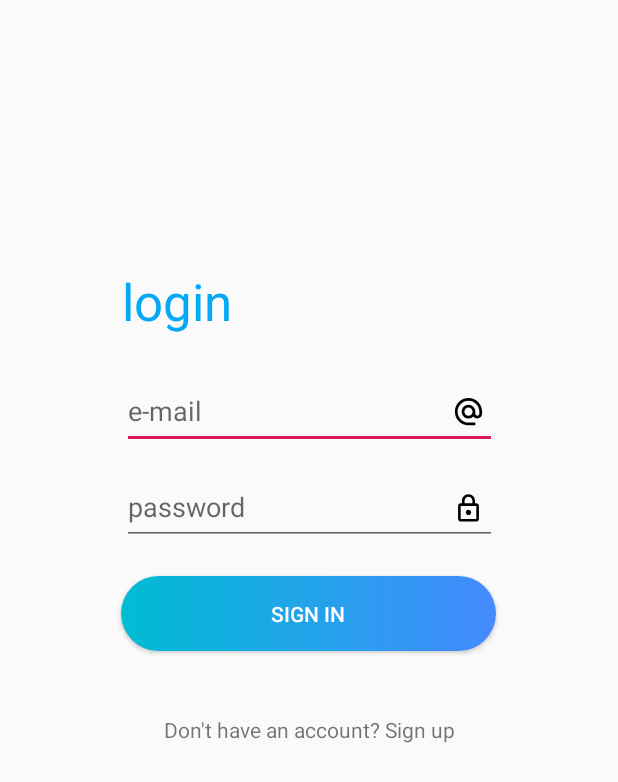
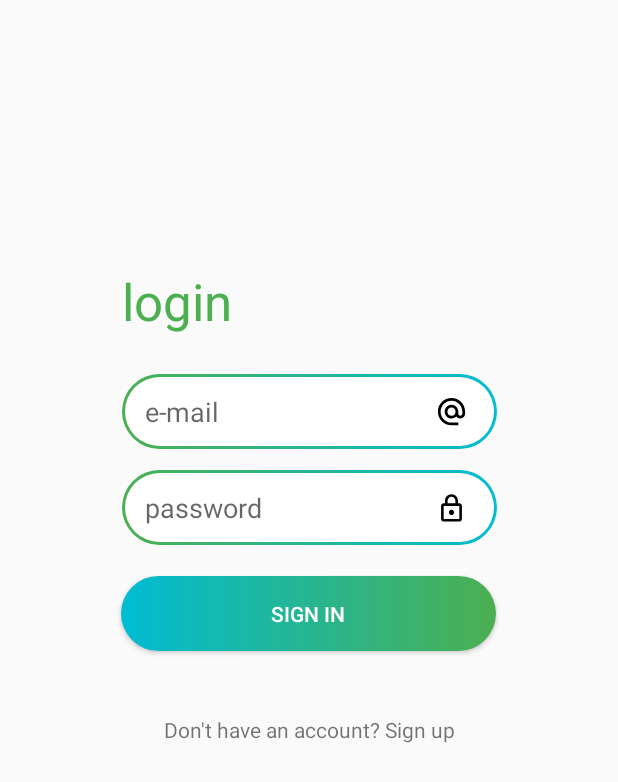
Before and after one commit to dylan-mancero/Health-and-Fitness-Android, an Android app: the LoginActivity screen opened directly, with no data from a screen before it, on a phone screen of 412 x 824 dp. Shown: the top 782 px of the screen. Run offline under Robolectric (Android 15) with nearby library versions, the phone set to English and light mode, and no system bars; our stand-ins replace Firebase (no records; nobody signed in at launch, a user with empty details on screens opened directly).

Commit message:
login and reg

```diff
--- /dev/null
+++ b/app/src/main/res/drawable/login_field_rounded_button.xml
@@ -0,0 +1,26 @@
+<layer-list xmlns:android="http://schemas.android.com/apk/res/android" >
+    <item>
+        <shape>
+            <gradient
+                android:angle="360"
+                android:startColor="#4caf50"
+                android:endColor="#00bcd4"
+                android:type="linear" />
+            <size android:width="24dp"
+                android:height="24dp"/>
+            <corners android:radius="1000dp"></corners>
+        </shape>
+    </item>
+
+    <item
+        android:bottom="2dp"
+        android:left="2dp"
+        android:right="2dp"
+        android:top="2dp">
+        <shape>
+            <corners android:radius="1000dp"></corners>
+            <solid android:color="#fff" />
+        </shape>
+    </item>
+
+</layer-list>
--- /dev/null
+++ b/app/src/main/res/drawable/login_rounded_button.xml
@@ -0,0 +1,8 @@
+<?xml version="1.0" encoding="utf-8"?>
+<shape xmlns:android="http://schemas.android.com/apk/res/android">
+<corners android:radius="1000dp"></corners>
+    <gradient android:startColor="#4caf50"
+        android:endColor="#00bcd4"
+        android:angle="180"
+        />
+</shape>
--- a/app/src/main/res/layout/activity_login.xml
+++ b/app/src/main/res/layout/activity_login.xml
@@ -12,7 +12,7 @@
         android:layout_height="wrap_content"
         android:text="login"
         android:textAppearance="@style/TextAppearance.AppCompat.Display1"
-        android:textColor="#03A9F4"
+        android:textColor="#4CAF50"
         app:layout_constraintBottom_toBottomOf="parent"
         app:layout_constraintEnd_toEndOf="parent"
         app:layout_constraintHorizontal_bias="0.24"
@@ -24,10 +24,13 @@
         android:id="@+id/editText2"
         android:layout_width="250dp"
         android:layout_height="50dp"
+        android:background="@drawable/login_field_rounded_button"
         android:drawableRight="@drawable/email"
         android:ems="10"
         android:hint="e-mail"
         android:inputType="textEmailAddress"
+        android:paddingLeft="15dp"
+        android:paddingRight="15dp"
         app:layout_constraintBottom_toBottomOf="parent"
         app:layout_constraintEnd_toEndOf="parent"
         app:layout_constraintHorizontal_bias="0.5"
@@ -39,10 +42,13 @@
         android:id="@+id/editText3"
         android:layout_width="250dp"
         android:layout_height="50dp"
+        android:background="@drawable/login_field_rounded_button"
         android:drawableRight="@drawable/password_foreground"
         android:ems="10"
         android:hint="password"
         android:inputType="textPassword"
+        android:paddingLeft="15dp"
+        android:paddingRight="15dp"
         app:layout_constraintBottom_toBottomOf="parent"
         app:layout_constraintEnd_toEndOf="parent"
         app:layout_constraintStart_toStartOf="parent"
@@ -53,7 +59,7 @@
         android:id="@+id/button"
         android:layout_width="250dp"
         android:layout_height="50dp"
-        android:background="@drawable/rounded_button"
+        android:background="@drawable/login_rounded_button"
         android:text="sign in"
         android:textColor="@android:color/white"
         app:layout_constraintBottom_toBottomOf="parent"
--- a/app/src/main/res/layout/activity_main.xml
+++ b/app/src/main/res/layout/activity_main.xml
@@ -10,10 +10,13 @@
         android:id="@+id/editText2"
         android:layout_width="250dp"
         android:layout_height="50dp"
+        android:background="@drawable/field_rounded_button"
         android:drawableRight="@drawable/email"
         android:ems="10"
         android:hint=" e-mail"
         android:inputType="textEmailAddress"
+        android:paddingLeft="15dp"
+        android:paddingRight="15dp"
         app:layout_constraintBottom_toBottomOf="parent"
         app:layout_constraintEnd_toEndOf="parent"
         app:layout_constraintHorizontal_bias="0.5"
@@ -25,10 +28,13 @@
         android:id="@+id/editText3"
         android:layout_width="250dp"
         android:layout_height="50dp"
+        android:background="@drawable/field_rounded_button"
         android:drawableRight="@drawable/password_foreground"
         android:ems="10"
         android:hint="password"
         android:inputType="textPassword"
+        android:paddingLeft="15dp"
+        android:paddingRight="15dp"
         app:layout_constraintBottom_toBottomOf="parent"
         app:layout_constraintEnd_toEndOf="parent"
         app:layout_constraintStart_toStartOf="parent"
```
Also changed, not shown: app/src/main/res/drawable/field_rounded_button.xml (added, +26 -0 lines).
